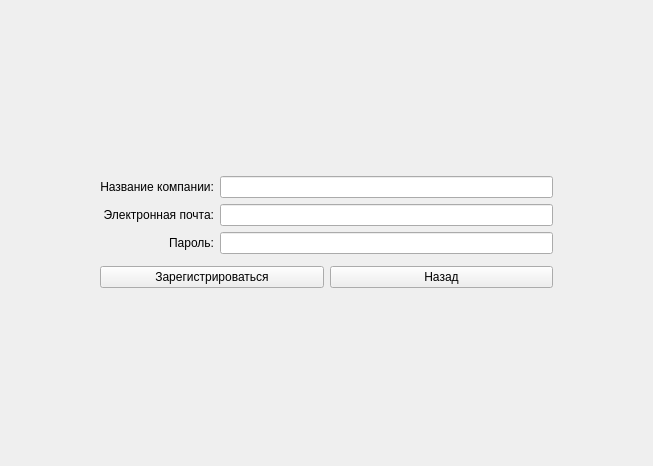
This is GreyHound/registerpageforemployer.ui in ProteusP/GreyHound-hiring-desktop-app as Qt 5 draws it before an edit. The edited form follows.
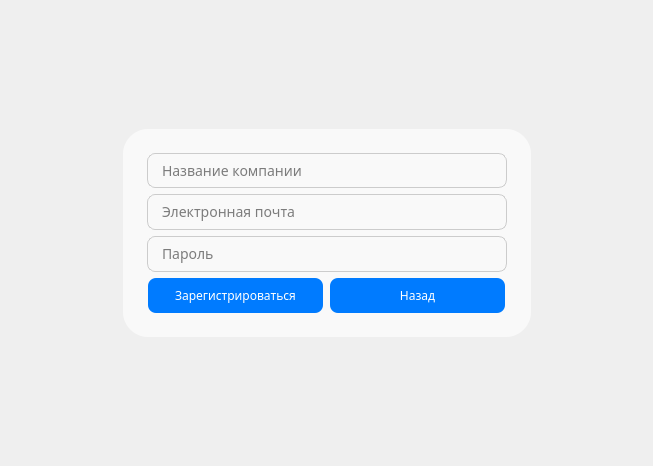
This is the edited form.

```diff
--- a/GreyHound/registerpageforemployer.ui
+++ b/GreyHound/registerpageforemployer.ui
@@ -13,86 +13,339 @@
   <property name="windowTitle">
    <string>Form</string>
   </property>
-  <layout class="QGridLayout" name="gridLayout_2">
-   <property name="leftMargin">
-    <number>100</number>
-   </property>
-   <property name="topMargin">
-    <number>170</number>
-   </property>
-   <property name="rightMargin">
-    <number>100</number>
-   </property>
-   <property name="bottomMargin">
-    <number>170</number>
-   </property>
-   <item row="0" column="0">
-    <layout class="QGridLayout" name="gridLayout">
-     <item row="1" column="1">
-      <widget class="QLineEdit" name="registrationLineEditEmailEmployer"/>
-     </item>
-     <item row="2" column="1">
-      <widget class="QLineEdit" name="registrationLineEditPasswordEmployer"/>
-     </item>
-     <item row="2" column="0">
-      <widget class="QLabel" name="registrationLabelPasswordEmployer">
-       <property name="text">
-        <string>Пароль:</string>
-       </property>
-       <property name="alignment">
-        <set>Qt::AlignmentFlag::AlignRight|Qt::AlignmentFlag::AlignTrailing|Qt::AlignmentFlag::AlignVCenter</set>
-       </property>
-      </widget>
-     </item>
-     <item row="1" column="0">
-      <widget class="QLabel" name="registrationLabelEmailEmployer">
-       <property name="text">
-        <string>Электронная почта:</string>
-       </property>
-       <property name="alignment">
-        <set>Qt::AlignmentFlag::AlignRight|Qt::AlignmentFlag::AlignTrailing|Qt::AlignmentFlag::AlignVCenter</set>
-       </property>
-      </widget>
-     </item>
-     <item row="0" column="1">
-      <widget class="QLineEdit" name="registrationLineEditCompanyNameEmployer">
-       <property name="minimumSize">
-        <size>
-         <width>300</width>
-         <height>0</height>
-        </size>
-       </property>
-      </widget>
-     </item>
-     <item row="0" column="0">
-      <widget class="QLabel" name="registrationLabelCompanyNameEmployer">
-       <property name="text">
-        <string>Название компании:</string>
-       </property>
-       <property name="alignment">
-        <set>Qt::AlignmentFlag::AlignRight|Qt::AlignmentFlag::AlignTrailing|Qt::AlignmentFlag::AlignVCenter</set>
-       </property>
-      </widget>
-     </item>
-    </layout>
+  <layout class="QGridLayout" name="gridLayout_3">
+   <item row="2" column="1">
+    <spacer name="verticalSpacer_3">
+     <property name="orientation">
+      <enum>Qt::Orientation::Vertical</enum>
+     </property>
+     <property name="sizeHint" stdset="0">
+      <size>
+       <width>20</width>
+       <height>40</height>
+      </size>
+     </property>
+    </spacer>
+   </item>
+   <item row="1" column="1">
+    <widget class="QWidget" name="widget" native="true">
+     <property name="styleSheet">
+      <string notr="true">QWidget {
+    
+    border-radius: 25px;
+	background-color: rgb(249, 249, 249);
+}</string>
+     </property>
+     <layout class="QGridLayout" name="gridLayout_2">
+      <item row="1" column="1">
+       <layout class="QGridLayout" name="gridLayout">
+        <item row="0" column="0">
+         <layout class="QVBoxLayout" name="verticalLayout">
+          <item>
+           <widget class="QLineEdit" name="registrationLineEditCompanyNameEmployer">
+            <property name="sizePolicy">
+             <sizepolicy hsizetype="Fixed" vsizetype="Fixed">
+              <horstretch>0</horstretch>
+              <verstretch>0</verstretch>
+             </sizepolicy>
+            </property>
+            <property name="minimumSize">
+             <size>
+              <width>360</width>
+              <height>35</height>
+             </size>
+            </property>
+            <property name="maximumSize">
+             <size>
+              <width>300</width>
+              <height>35</height>
+             </size>
+            </property>
+            <property name="font">
+             <font>
+              <family>Golos Text</family>
+              <pointsize>-1</pointsize>
+             </font>
+            </property>
+            <property name="styleSheet">
+             <string notr="true">QLineEdit {
+    border: 1px solid #ccc;
+    border-radius: 8px;
+    padding: 6px 12px;
+    background-color: #f9f9f9;
+    font-size: 14px;
+}</string>
+            </property>
+            <property name="placeholderText">
+             <string>Название компании</string>
+            </property>
+           </widget>
+          </item>
+          <item>
+           <widget class="QLineEdit" name="registrationLineEditEmailEmployer">
+            <property name="sizePolicy">
+             <sizepolicy hsizetype="Fixed" vsizetype="Fixed">
+              <horstretch>0</horstretch>
+              <verstretch>0</verstretch>
+             </sizepolicy>
+            </property>
+            <property name="minimumSize">
+             <size>
+              <width>360</width>
+              <height>35</height>
+             </size>
+            </property>
+            <property name="font">
+             <font>
+              <family>Golos Text</family>
+              <pointsize>-1</pointsize>
+             </font>
+            </property>
+            <property name="styleSheet">
+             <string notr="true">QLineEdit {
+    border: 1px solid #ccc;
+    border-radius: 8px;
+    padding: 6px 12px;
+    background-color: #f9f9f9;
+    font-size: 14px;
+}</string>
+            </property>
+            <property name="placeholderText">
+             <string>Электронная почта</string>
+            </property>
+           </widget>
+          </item>
+          <item>
+           <widget class="QLineEdit" name="registrationLineEditPasswordEmployer">
+            <property name="sizePolicy">
+             <sizepolicy hsizetype="Fixed" vsizetype="Fixed">
+              <horstretch>0</horstretch>
+              <verstretch>0</verstretch>
+             </sizepolicy>
+            </property>
+            <property name="minimumSize">
+             <size>
+              <width>360</width>
+              <height>35</height>
+             </size>
+            </property>
+            <property name="font">
+             <font>
+              <family>Golos Text</family>
+              <pointsize>-1</pointsize>
+             </font>
+            </property>
+            <property name="styleSheet">
+             <string notr="true">QLineEdit {
+    border: 1px solid #ccc;
+    border-radius: 8px;
+    padding: 6px 12px;
+    background-color: #f9f9f9;
+    font-size: 14px;
+}</string>
+            </property>
+            <property name="placeholderText">
+             <string>Пароль</string>
+            </property>
+           </widget>
+          </item>
+         </layout>
+        </item>
+        <item row="1" column="0">
+         <layout class="QHBoxLayout" name="horizontalLayout">
+          <item>
+           <widget class="QPushButton" name="registrationPB_employer">
+            <property name="sizePolicy">
+             <sizepolicy hsizetype="Fixed" vsizetype="Fixed">
+              <horstretch>0</horstretch>
+              <verstretch>0</verstretch>
+             </sizepolicy>
+            </property>
+            <property name="minimumSize">
+             <size>
+              <width>175</width>
+              <height>35</height>
+             </size>
+            </property>
+            <property name="maximumSize">
+             <size>
+              <width>175</width>
+              <height>35</height>
+             </size>
+            </property>
+            <property name="font">
+             <font>
+              <family>Golos Text</family>
+             </font>
+            </property>
+            <property name="styleSheet">
+             <string notr="true">QPushButton {
+    background-color: #007BFF;
+    color: white;
+    border-radius: 8px;
+    padding: 6px 12px;
+}
+
+QPushButton:hover {
+    background-color: #0069d9;
+}</string>
+            </property>
+            <property name="text">
+             <string>Зарегистрироваться</string>
+            </property>
+           </widget>
+          </item>
+          <item>
+           <widget class="QPushButton" name="backToStatusPB">
+            <property name="sizePolicy">
+             <sizepolicy hsizetype="Fixed" vsizetype="Fixed">
+              <horstretch>0</horstretch>
+              <verstretch>0</verstretch>
+             </sizepolicy>
+            </property>
+            <property name="minimumSize">
+             <size>
+              <width>175</width>
+              <height>35</height>
+             </size>
+            </property>
+            <property name="maximumSize">
+             <size>
+              <width>175</width>
+              <height>35</height>
+             </size>
+            </property>
+            <property name="font">
+             <font>
+              <family>Golos Text</family>
+             </font>
+            </property>
+            <property name="styleSheet">
+             <string notr="true">QPushButton {
+    background-color: #007BFF;
+    color: white;
+    border-radius: 8px;
+    padding: 6px 12px;
+}
+
+QPushButton:hover {
+    background-color: #0069d9;
+}</string>
+            </property>
+            <property name="text">
+             <string>Назад</string>
+            </property>
+           </widget>
+          </item>
+         </layout>
+        </item>
+       </layout>
+      </item>
+      <item row="1" column="0">
+       <spacer name="horizontalSpacer">
+        <property name="orientation">
+         <enum>Qt::Orientation::Horizontal</enum>
+        </property>
+        <property name="sizeType">
+         <enum>QSizePolicy::Policy::Fixed</enum>
+        </property>
+        <property name="sizeHint" stdset="0">
+         <size>
+          <width>15</width>
+          <height>20</height>
+         </size>
+        </property>
+       </spacer>
+      </item>
+      <item row="1" column="2">
+       <spacer name="horizontalSpacer_2">
+        <property name="orientation">
+         <enum>Qt::Orientation::Horizontal</enum>
+        </property>
+        <property name="sizeType">
+         <enum>QSizePolicy::Policy::Fixed</enum>
+        </property>
+        <property name="sizeHint" stdset="0">
+         <size>
+          <width>15</width>
+          <height>20</height>
+         </size>
+        </property>
+       </spacer>
+      </item>
+      <item row="0" column="1">
+       <spacer name="verticalSpacer">
+        <property name="orientation">
+         <enum>Qt::Orientation::Vertical</enum>
+        </property>
+        <property name="sizeType">
+         <enum>QSizePolicy::Policy::Fixed</enum>
+        </property>
+        <property name="sizeHint" stdset="0">
+         <size>
+          <width>20</width>
+          <height>15</height>
+         </size>
+        </property>
+       </spacer>
+      </item>
+      <item row="2" column="1">
+       <spacer name="verticalSpacer_2">
+        <property name="orientation">
+         <enum>Qt::Orientation::Vertical</enum>
+        </property>
+        <property name="sizeType">
+         <enum>QSizePolicy::Policy::Fixed</enum>
+        </property>
+        <property name="sizeHint" stdset="0">
+         <size>
+          <width>20</width>
+          <height>15</height>
+         </size>
+        </property>
+       </spacer>
+      </item>
+     </layout>
+    </widget>
    </item>
    <item row="1" column="0">
-    <layout class="QHBoxLayout" name="horizontalLayout">
-     <item>
-      <widget class="QPushButton" name="registrationPB_employer">
-       <property name="text">
-        <string>Зарегистрироваться</string>
-       </property>
-      </widget>
-     </item>
-     <item>
-      <widget class="QPushButton" name="backToStatusPB">
-       <property name="text">
-        <string>Назад</string>
-       </property>
-      </widget>
-     </item>
-    </layout>
+    <spacer name="horizontalSpacer_3">
+     <property name="orientation">
+      <enum>Qt::Orientation::Horizontal</enum>
+     </property>
+     <property name="sizeHint" stdset="0">
+      <size>
+       <width>40</width>
+       <height>20</height>
+      </size>
+     </property>
+    </spacer>
+   </item>
+   <item row="1" column="2">
+    <spacer name="horizontalSpacer_4">
+     <property name="orientation">
+      <enum>Qt::Orientation::Horizontal</enum>
+     </property>
+     <property name="sizeHint" stdset="0">
+      <size>
+       <width>40</width>
+       <height>20</height>
+      </size>
+     </property>
+    </spacer>
+   </item>
+   <item row="0" column="1">
+    <spacer name="verticalSpacer_4">
+     <property name="orientation">
+      <enum>Qt::Orientation::Vertical</enum>
+     </property>
+     <property name="sizeHint" stdset="0">
+      <size>
+       <width>20</width>
+       <height>40</height>
+      </size>
+     </property>
+    </spacer>
    </item>
   </layout>
  </widget>
```
